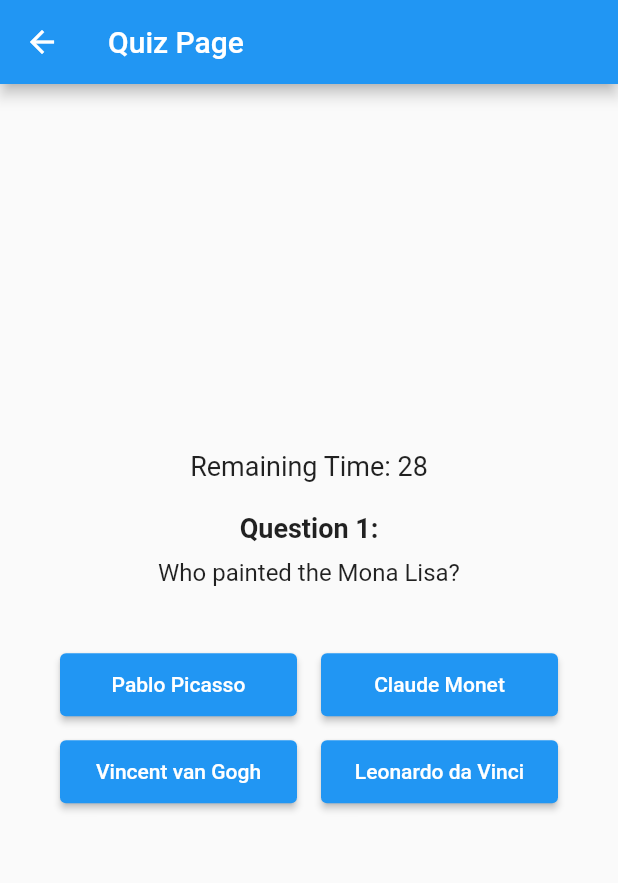
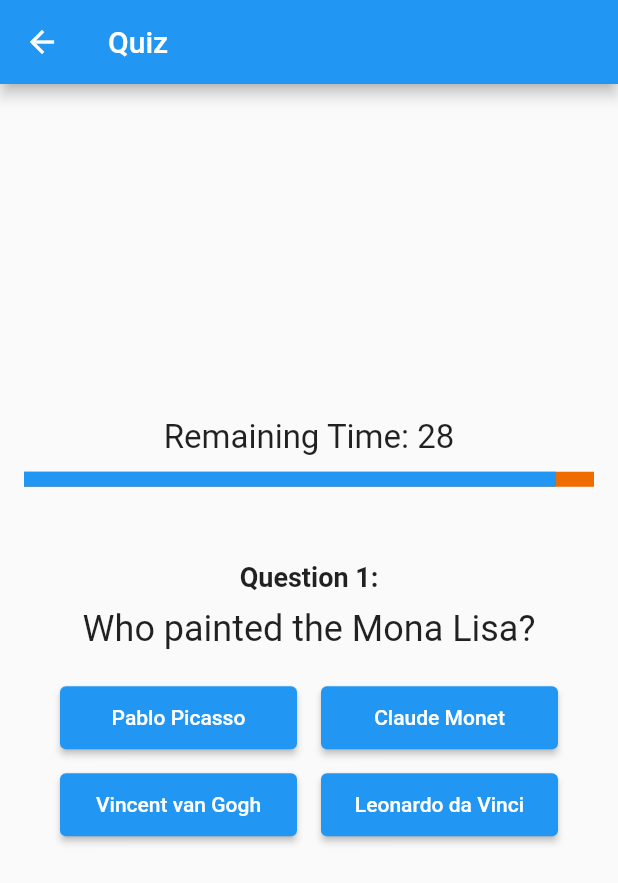
Before and after one commit to AlifArshad04/Quiz_flutter, a Flutter app: the screen it shows after launch, after a tap on "Start Quiz", on a phone screen of 412 x 824 dp. Shown: the top 883 px of the screen. Run offline on Flutter 3.47's test engine with Material 2 defaults, Android fonts, the phone set to English and light mode, and no system bars.

Commit message:
added progress bar

```diff
--- a/lib/home_page.dart
+++ b/lib/home_page.dart
@@ -18,12 +18,12 @@ class HomePage extends StatelessWidget {
               },
               child: Text('Start Quiz'),
             ),
-            ElevatedButton(
-              onPressed: () {
-                Navigator.pushNamed(context, '/leaderboard');
-              },
-              child: Text('Leader Board'),
-            ),
+            // ElevatedButton(
+            //   onPressed: () {
+            //     Navigator.pushNamed(context, '/leaderboard');
+            //   },
+            //   child: Text('Leader Board'),
+            // ),
           ],
         ),
       ),
--- a/lib/quiz_page.dart
+++ b/lib/quiz_page.dart
@@ -19,6 +19,8 @@ class _QuizPageState extends State<QuizPage> {
   bool _showAnswer = false;
   late Timer _timer;
   bool _timeUp = false;
+  final int totalSeconds = 30; // Total seconds for the countdown
+  double progressValue = 1.0; // Progress value for the progress bar
 
   @override
   void initState() {
@@ -49,6 +51,7 @@ class _QuizPageState extends State<QuizPage> {
       } else {
         setState(() {
           _remainingTime--;
+          progressValue = _remainingTime / totalSeconds;
         });
       }
     });
@@ -97,7 +100,7 @@ class _QuizPageState extends State<QuizPage> {
     }
     return Scaffold(
       appBar: AppBar(
-        title: Text('Quiz Page'),
+        title: Text('Quiz'),
       ),
       body: Padding(
         padding: EdgeInsets.all(16.0),
@@ -107,9 +110,16 @@ class _QuizPageState extends State<QuizPage> {
           children: [
             Text(
               'Remaining Time: $_remainingTime',
-              style: TextStyle(fontSize: 18),
+              style: TextStyle(fontSize: 22),
             ),
-            SizedBox(height: 20),
+            SizedBox(height: 10,),
+            LinearProgressIndicator(
+              value: progressValue,
+              minHeight: 10,
+              backgroundColor: Colors.orange[800],
+              valueColor: AlwaysStoppedAnimation<Color>(Colors.blue),
+            ),
+            SizedBox(height: 50),
             _questions.isNotEmpty
                 ? Column(
               crossAxisAlignment: CrossAxisAlignment.center,
@@ -121,9 +131,10 @@ class _QuizPageState extends State<QuizPage> {
                 SizedBox(height: 10),
                 Text(
                   _questions[_currentQuestionIndex].questionText,
-                  style: TextStyle(fontSize: 16),
+                  textAlign: TextAlign.center,
+                  style: TextStyle(fontSize: 24),
                 ),
-                SizedBox(height: 20),
+                // SizedBox(height: 20),
                 GridView.count(
                   crossAxisCount: 2,
                   childAspectRatio: 3,
@@ -151,7 +162,20 @@ class _QuizPageState extends State<QuizPage> {
                 if (_showAnswer)
                   Text(
                     _answeredCorrectly ? 'Correct Answer!' : 'Incorrect Answer!',
-                    style: TextStyle(fontSize: 18, color: _answeredCorrectly ? Colors.green : Colors.red),
+                    textAlign: TextAlign.center,
+                    style: TextStyle(
+                        fontSize: 18,
+                        color: _answeredCorrectly ? Colors.green : Colors.red
+                    ),
+                  ),
+                if (_showAnswer && !_answeredCorrectly)
+                  Text(
+                    'Correct answer is: ${_questions[_currentQuestionIndex].options.firstWhere((option) => option.isCorrect).optionText}',
+                    textAlign: TextAlign.center,
+                    style: TextStyle(
+                        fontSize: 18,
+                        // color: _answeredCorrectly ? Colors.green : Colors.red
+                    ),
                   ),
               ],
             )
--- a/lib/result_page.dart
+++ b/lib/result_page.dart
@@ -9,20 +9,23 @@ class ResultPage extends StatelessWidget {
 
     return Scaffold(
       appBar: AppBar(
-        title: Text('Result Page'),
+        title: Text('Quiz Result'),
       ),
       body: Center(
         child: Column(
           mainAxisAlignment: MainAxisAlignment.center,
           children: [
-            Text(
-              'Quiz Result',
-              style: TextStyle(fontSize: 20, fontWeight: FontWeight.bold),
-            ),
             SizedBox(height: 20),
             Text(
               'Correct Answers: ${quizProvider.correctAnswers}',
-              style: TextStyle(fontSize: 16),
+              style: TextStyle(fontSize: 24),
+            ),
+            SizedBox(height: 20),
+            ElevatedButton(
+              onPressed: () {
+                Navigator.pushNamed(context, '/quiz');
+              },
+              child: Text('Play Again'),
             ),
           ],
         ),
```
